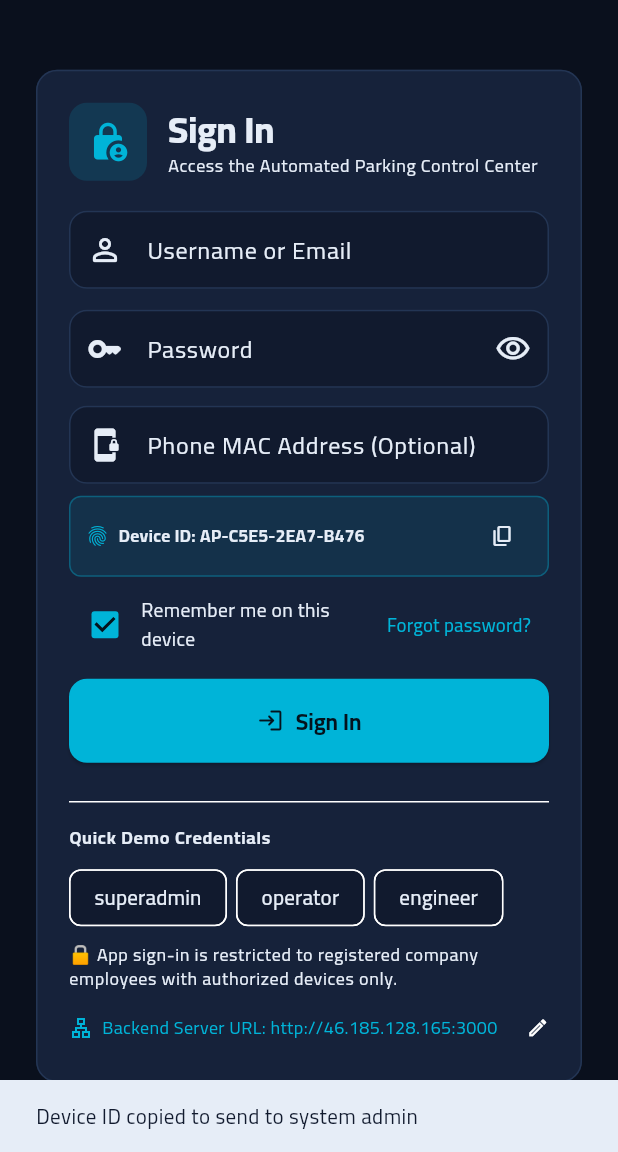
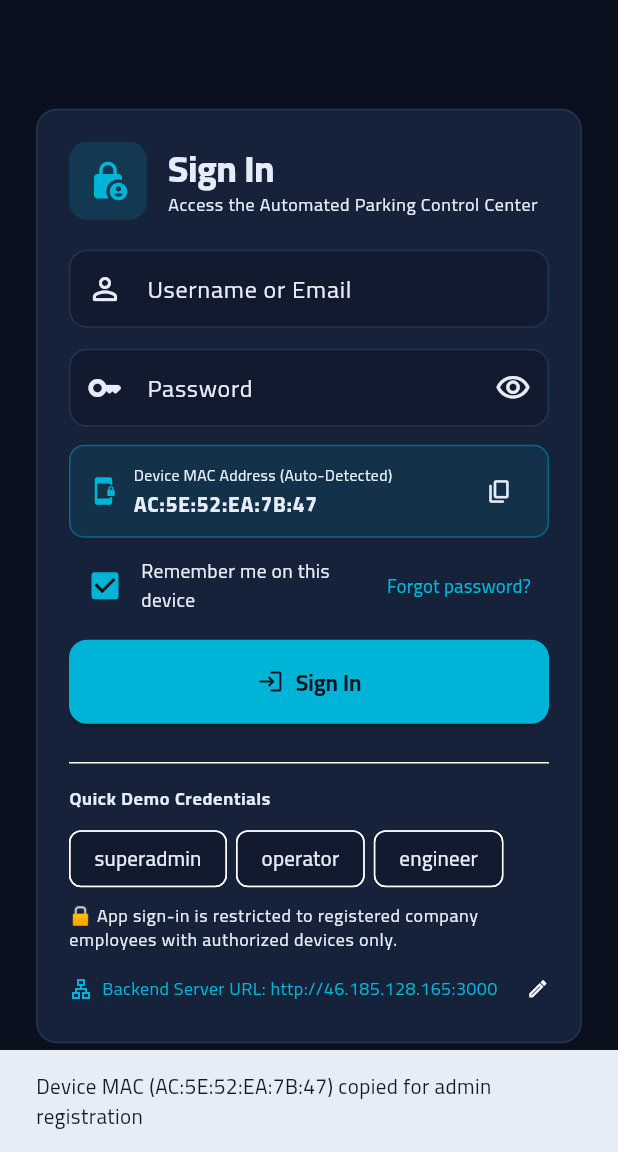
Before and after one commit to mohsafadi83-cell/AutoPark, a Flutter app: the screen it shows after launch, after a tap on the "content copy" icon, on a phone screen of 412 x 824 dp, the part 84-1236 px from its top. Run offline on Flutter 3.47's test engine with Material 3 defaults, Android fonts, the phone set to English and light mode, and no system bars; our stand-ins replace connectivity_plus, dio, flutter_local_notifications, flutter_riverpod, flutter_secure_storage, local_auth and 3 more; network calls fail.

Commit message:
Auto-detect read-only device MAC address and show explicit mismatch error on login

```diff
--- a/mobile/lib/core/network/api_error.dart
+++ b/mobile/lib/core/network/api_error.dart
@@ -42,7 +42,28 @@ class ApiError implements Exception {
   }
 
   String localizedMessage(AppLocalizations l10n) {
+    final isAr = l10n.localeName.startsWith('ar');
     switch (code) {
+      case 'DEVICE_NOT_AUTHORIZED':
+        return isAr
+            ? 'عنوان MAC الخاص بجهازك غير متوافق مع قاعدة البيانات أو غير مسجّل للموظفين المصرّح لهم. يرجى التواصل مع مدير النظام لتسجيل جهازك.'
+            : 'Your device MAC address does not match any authorized device in the database. Please contact the system administrator.';
+      case 'DEVICE_USER_MISMATCH':
+        return isAr
+            ? 'عنوان MAC الخاص بجهازك غير متوافق مع هذا الحساب (الهاتف مسجّل باسم موظف آخر).'
+            : 'Your device MAC address does not match this account (registered to another employee).';
+      case 'DEVICE_REVOKED':
+        return isAr
+            ? 'تم إلغاء صلاحية هذا الهاتف من التحكم بالنظام من قبل الإدارة.'
+            : 'Access for this device has been revoked by administration.';
+      case 'DEVICE_CONTROL_DISABLED':
+        return isAr
+            ? 'هذا الجهاز غير مصرّح له بتحريك المواقف.'
+            : 'Control permission is disabled for this device.';
+      case 'ONLY_EMPLOYEES_ALLOWED':
+        return isAr
+            ? 'الدخول عبر التطبيق مقتصر على الموظفين المعرّفين في النظام فقط.'
+            : 'Access denied: Mobile app sign-in is restricted to registered employees only.';
       case 'SYSTEM_OFFLINE':
         return l10n.errSystemOffline;
       case 'SYSTEM_NOT_READY':
--- a/mobile/lib/core/providers/app_providers.dart
+++ b/mobile/lib/core/providers/app_providers.dart
@@ -10,6 +10,7 @@ import '../models/models.dart';
 import '../network/api_client.dart';
 import '../notifications/local_notification_service.dart';
 import '../realtime/realtime_service.dart';
+import '../services/device_identity_service.dart';
 import '../storage/preferences_storage.dart';
 import '../storage/token_storage.dart';
 
@@ -165,8 +166,9 @@ class AppController extends StateNotifier<AppState> {
       final bio = await _prefs.getBiometricEnabled();
       final remember = await _prefs.getRememberMe();
       final hasPersisted = await _tokenStorage.hasPersistedSession();
-      final devId = await _prefs.getOrCreateDeviceId();
-      final devMac = await _prefs.getDeviceMac();
+      final identity = await DeviceIdentityService.resolve(_prefs);
+      final devId = identity.deviceId;
+      final devMac = identity.macAddress;
 
       _api.updateHost(host);
       _api.updateDeviceIdentity(deviceId: devId, deviceMac: devMac);
--- /dev/null
+++ b/mobile/lib/core/services/device_identity_service.dart
@@ -0,0 +1,78 @@
+import 'package:flutter/foundation.dart';
+import 'package:flutter/services.dart';
+
+import '../storage/preferences_storage.dart';
+
+class DeviceIdentity {
+  const DeviceIdentity({
+    required this.macAddress,
+    required this.deviceId,
+    this.deviceModel = '',
+    this.source = 'device',
+  });
+
+  /// Read-only hardware MAC address (formatted AA:BB:CC:DD:EE:FF).
+  final String macAddress;
+
+  /// Unique hardware/device identifier.
+  final String deviceId;
+
+  final String deviceModel;
+  final String source;
+}
+
+class DeviceIdentityService {
+  static const _channel = MethodChannel('autopark/device_identity');
+
+  /// Automatically reads the mobile phone's hardware MAC / Hardware ID (read-only).
+  /// Never asks the user to manually type a MAC address.
+  static Future<DeviceIdentity> resolve(PreferencesStorage prefs) async {
+    final fallbackId = await prefs.getOrCreateDeviceId();
+
+    if (!kIsWeb) {
+      try {
+        final raw = await _channel.invokeMapMethod<String, dynamic>(
+          'getHardwareIdentity',
+        );
+        if (raw != null) {
+          final hwMac = _formatMac(raw['macAddress']?.toString() ?? '');
+          final hwId = (raw['deviceId']?.toString() ?? '').trim().toUpperCase();
+          final model = (raw['deviceModel']?.toString() ?? '').trim();
+          final source = (raw['source']?.toString() ?? 'hardware').trim();
+          if (hwMac.isNotEmpty) {
+            return DeviceIdentity(
+              macAddress: hwMac,
+              deviceId: hwId.isNotEmpty ? hwId : fallbackId,
+              deviceModel: model,
+              source: source,
+            );
+          }
+        }
+      } catch (_) {
+        // Fallback cleanly on platforms without native channel (Web / iOS Safari PWA / tests)
+      }
+    }
+
+    // Deterministic MAC format derived from persistent device ID (read-only)
+    final derivedMac = _macFromDeviceId(fallbackId);
+    return DeviceIdentity(
+      macAddress: derivedMac,
+      deviceId: fallbackId,
+      deviceModel: kIsWeb ? 'Web / iOS PWA' : 'Mobile',
+      source: kIsWeb ? 'web_pwa_id' : 'device_id',
+    );
+  }
+
+  static String _formatMac(String raw) {
+    final hex = raw.trim().toUpperCase().replaceAll(RegExp(r'[^0-9A-F]'), '');
+    if (hex.length != 12) return '';
+    return '${hex.substring(0, 2)}:${hex.substring(2, 4)}:${hex.substring(4, 6)}:'
+        '${hex.substring(6, 8)}:${hex.substring(8, 10)}:${hex.substring(10, 12)}';
+  }
+
+  static String _macFromDeviceId(String id) {
+    final hex = id.toUpperCase().replaceAll(RegExp(r'[^0-9A-F]'), '');
+    final padded = hex.padRight(12, '0').substring(0, 12);
+    return _formatMac(padded);
+  }
+}
--- a/mobile/lib/features/auth/login_screen.dart
+++ b/mobile/lib/features/auth/login_screen.dart
@@ -19,7 +19,6 @@ class _LoginScreenState extends ConsumerState<LoginScreen> {
   final _formKey = GlobalKey<FormState>();
   final _usernameCtrl = TextEditingController();
   final _passwordCtrl = TextEditingController();
-  final _macCtrl = TextEditingController();
   bool _obscurePassword = true;
   bool _rememberMe = true;
   bool _submitting = false;
@@ -30,14 +29,12 @@ class _LoginScreenState extends ConsumerState<LoginScreen> {
     super.initState();
     final st = ref.read(appControllerProvider);
     _rememberMe = st.rememberMe;
-    _macCtrl.text = st.deviceMac;
   }
 
   @override
   void dispose() {
     _usernameCtrl.dispose();
     _passwordCtrl.dispose();
-    _macCtrl.dispose();
     super.dispose();
   }
 
@@ -49,9 +46,6 @@ class _LoginScreenState extends ConsumerState<LoginScreen> {
     });
     final l10n = AppLocalizations.of(context);
     try {
-      await ref
-          .read(appControllerProvider.notifier)
-          .setDeviceMac(_macCtrl.text.trim());
       await ref.read(appControllerProvider.notifier).login(
             username: _usernameCtrl.text.trim(),
             password: _passwordCtrl.text,
@@ -254,67 +248,82 @@ class _LoginScreenState extends ConsumerState<LoginScreen> {
                               ? l10n.passwordRequired
                               : null,
                         ),
-                        const SizedBox(height: 12),
-                        TextFormField(
-                          controller: _macCtrl,
-                          textDirection: TextDirection.ltr,
-                          decoration: InputDecoration(
-                            labelText: isArabic
-                                ? 'عنوان MAC Address للهاتف (اختياري)'
-                                : 'Phone MAC Address (Optional)',
-                            hintText: 'AA:BB:CC:DD:EE:FF',
-                            prefixIcon: const Icon(Icons.phonelink_lock_rounded),
-                          ),
-                        ),
-                        if (appState.deviceId.isNotEmpty) ...[
-                          const SizedBox(height: 8),
+                        if (appState.deviceMac.isNotEmpty ||
+                            appState.deviceId.isNotEmpty) ...[
+                          const SizedBox(height: 12),
                           Container(
                             padding: const EdgeInsets.symmetric(
-                              horizontal: 10,
-                              vertical: 6,
+                              horizontal: 12,
+                              vertical: 10,
                             ),
                             decoration: BoxDecoration(
                               color: AppColors.primaryCyan.withOpacity(0.1),
-                              borderRadius: BorderRadius.circular(8),
+                              borderRadius: BorderRadius.circular(10),
                               border: Border.all(
-                                color: AppColors.primaryCyan.withOpacity(0.35),
+                                color: AppColors.primaryCyan.withOpacity(0.4),
                               ),
                             ),
                             child: Row(
                               children: [
                                 const Icon(
-                                  Icons.fingerprint_rounded,
-                                  size: 16,
+                                  Icons.phonelink_lock_rounded,
+                                  size: 20,
                                   color: AppColors.primaryCyan,
                                 ),
-                                const SizedBox(width: 6),
+                                const SizedBox(width: 10),
                                 Expanded(
-                                  child: Text(
-                                    isArabic
-                                        ? 'معرّف الهاتف: ${appState.deviceId}'
-                                        : 'Device ID: ${appState.deviceId}',
-                                    style: const TextStyle(
-                                      fontSize: 11.5,
-                                      fontWeight: FontWeight.w700,
-                                    ),
+                                  child: Column(
+                                    crossAxisAlignment:
+                                        CrossAxisAlignment.start,
+                                    children: [
+                                      Text(
+                                        isArabic
+                                            ? 'عنوان MAC الجهاز (قراءة تلقائية)'
+                                            : 'Device MAC Address (Auto-Detected)',
+                                        style: TextStyle(
+                                          fontSize: 10.5,
+                                          color: Theme.of(context)
+                                              .textTheme
+                                              .bodySmall
+                                              ?.color,
+                                        ),
+                                      ),
+                                      const SizedBox(height: 2),
+                                      Text(
+                                        appState.deviceMac.isNotEmpty
+                                            ? appState.deviceMac
+                                            : appState.deviceId,
+                                        textDirection: TextDirection.ltr,
+                                        style: const TextStyle(
+                                          fontSize: 13.5,
+                                          fontWeight: FontWeight.w800,
+                                          letterSpacing: 0.8,
+                                        ),
+                                      ),
+                                    ],
                                   ),
                                 ),
                                 IconButton(
                                   visualDensity: VisualDensity.compact,
                                   tooltip: isArabic
-                                      ? 'نسخ معرّف الهاتف'
-                                      : 'Copy Device ID',
-                                  icon: const Icon(Icons.copy_rounded, size: 16),
+                                      ? 'نسخ عنوان MAC'
+                                      : 'Copy MAC Address',
+                                  icon:
+                                      const Icon(Icons.copy_rounded, size: 18),
                                   onPressed: () {
+                                    final valueToCopy =
+                                        appState.deviceMac.isNotEmpty
+                                            ? appState.deviceMac
+                                            : appState.deviceId;
                                     Clipboard.setData(
-                                      ClipboardData(text: appState.deviceId),
+                                      ClipboardData(text: valueToCopy),
                                     );
                                     ScaffoldMessenger.of(context).showSnackBar(
                                       SnackBar(
                                         content: Text(
                                           isArabic
-                                              ? 'تم نسخ معرّف الهاتف لإرساله للإدارة'
-                                              : 'Device ID copied to send to system admin',
+                                              ? 'تم نسخ عنوان MAC ($valueToCopy) لإرساله لمدير النظام'
+                                              : 'Device MAC ($valueToCopy) copied for admin registration',
                                         ),
                                       ),
                                     );
```
Also changed, not shown: 7 other files.
